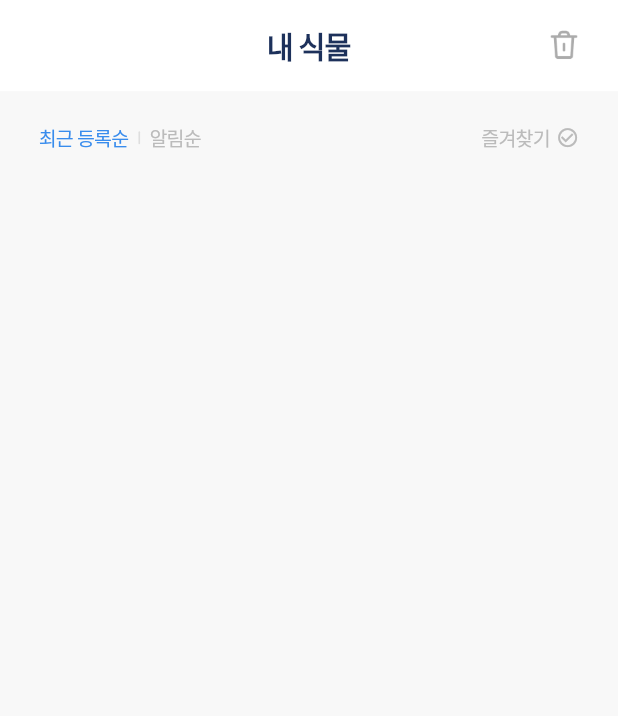
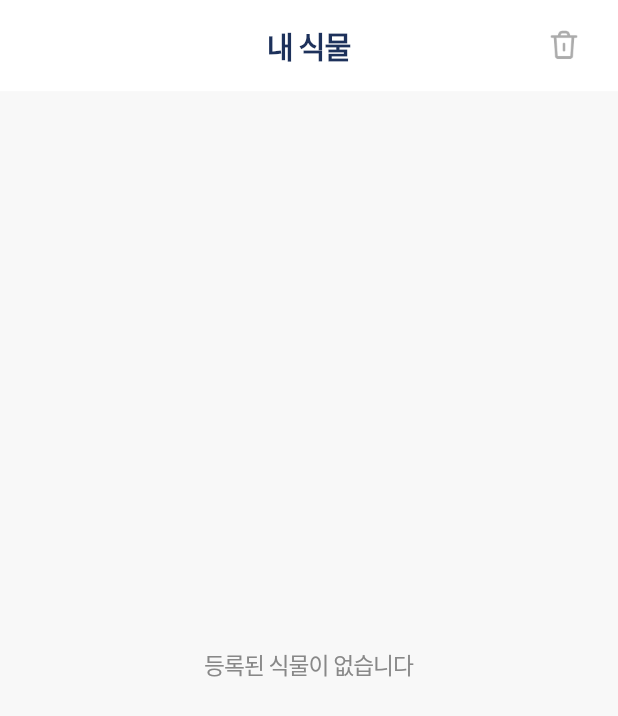
Before and after one commit to sungheeyoon/flutter-plant-plan, a Flutter app: the ListScreen widget shown alone on an empty page, opened directly with empty values, on a phone screen of 412 x 824 dp. Shown: the top 716 px of the screen. Run offline on Flutter 3.47's test engine with Material 2 defaults, Android fonts, the phone set to English and light mode, and no system bars; our stand-ins replace animated_custom_dropdown, cached_network_image, calendar_date_picker2, cloud_firestore, device_info_plus, firebase_auth and 15 more; missing offline and left inert: korea_regexp; accounts and stored records are empty; Roboto replaces fonts that are missing (Pretendard).

Commit message:
Added CardList or DiaryList Empty Screen

```diff
--- a/lib/list/view/list_screen.dart
+++ b/lib/list/view/list_screen.dart
@@ -153,7 +153,16 @@ class _ListScreenState extends ConsumerState<ListScreen> {
               ),
             )
           : null,
-      child: SingleChildScrollView(
+      child: cardList.isEmpty
+          ? Center(
+              child: Text(
+                '등록된 식물이 없습니다',
+                style: Theme.of(context).textTheme.bodyMedium!.copyWith(
+                      color: grayColor600,
+                    ),
+              ),
+            )
+          : SingleChildScrollView(
               padding: EdgeInsets.fromLTRB(24.h, 20.h, 24.h, 12.h),
               child: Column(
                 children: [
@@ -176,7 +185,8 @@ class _ListScreenState extends ConsumerState<ListScreen> {
                                     .textTheme
                                     .bodySmall!
                                     .copyWith(
-                                  color: cardList.length <= deleteIdList.length
+                                        color: cardList.length <=
+                                                deleteIdList.length
                                             ? grayColor400
                                             : grayColor700),
                               ),
@@ -246,7 +256,8 @@ class _ListScreenState extends ConsumerState<ListScreen> {
                                         ? Icons.check_circle
                                         : Icons.check_circle_outline,
                                     size: 14.h,
-                              color: isFavorite ? pointColor2 : grayColor500,
+                                    color:
+                                        isFavorite ? pointColor2 : grayColor500,
                                   )
                                 ],
                               ),
@@ -274,7 +285,9 @@ class _ListScreenState extends ConsumerState<ListScreen> {
                           if (listDeleteModeState) {
                             toggleDeleteIdListSelection(card.docId);
                           } else {
-                      ref.read(detailProvider.notifier).updateDetail(plant);
+                            ref
+                                .read(detailProvider.notifier)
+                                .updateDetail(plant);
                             if (!context.mounted) return;
                             Navigator.push(
                               context,
--- a/pubspec.yaml
+++ b/pubspec.yaml
@@ -136,6 +136,7 @@ flutter:
     - assets/icons/add_emoji.png
     - assets/icons/camera.png
     - assets/icons/cancel.png
+    - assets/icons/blue_check.png
 
     - assets/icons/my_page/alarm.png
     - assets/icons/my_page/bell.png
```
Also changed, not shown: lib/diary/view/diary_screen.dart (+10 -1 lines), lib/list/wideget/plant_list_card.dart (+6 -24 lines), assets/icons/blue_check.png (added). Lines whose indentation alone changed are shown as unchanged.
